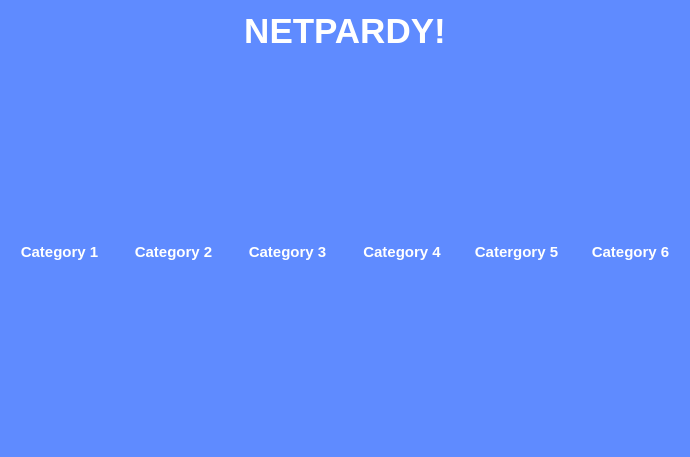
Qt form ui/board.ui (ZaidArshad/Multiplayer-Jeopardy) before a commit.
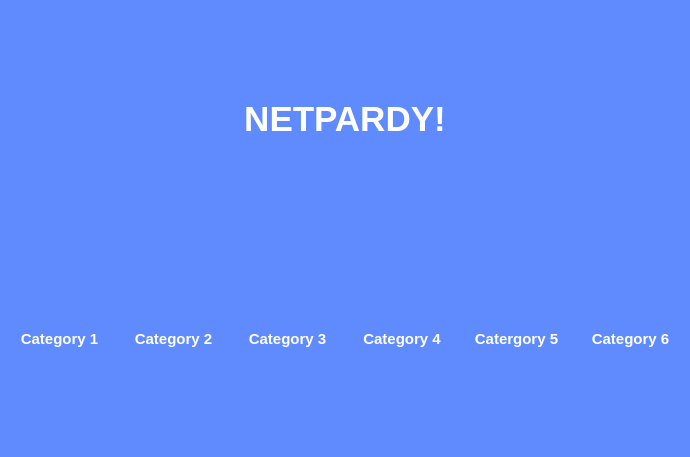
The same form after that commit.

Diff of the .ui file:
```diff
--- a/ui/board.ui
+++ b/ui/board.ui
@@ -72,7 +72,7 @@
      <item row="0" column="4">
       <widget class="QLabel" name="label_5">
        <property name="sizePolicy">
-        <sizepolicy hsizetype="Expanding" vsizetype="Expanding">
+        <sizepolicy hsizetype="Minimum" vsizetype="Minimum">
          <horstretch>0</horstretch>
          <verstretch>0</verstretch>
         </sizepolicy>
@@ -98,7 +98,7 @@
      <item row="0" column="0">
       <widget class="QLabel" name="label">
        <property name="sizePolicy">
-        <sizepolicy hsizetype="Expanding" vsizetype="Expanding">
+        <sizepolicy hsizetype="Minimum" vsizetype="Minimum">
          <horstretch>0</horstretch>
          <verstretch>0</verstretch>
         </sizepolicy>
@@ -124,7 +124,7 @@
      <item row="0" column="1">
       <widget class="QLabel" name="label_2">
        <property name="sizePolicy">
-        <sizepolicy hsizetype="Expanding" vsizetype="Expanding">
+        <sizepolicy hsizetype="Minimum" vsizetype="Minimum">
          <horstretch>0</horstretch>
          <verstretch>0</verstretch>
         </sizepolicy>
@@ -150,7 +150,7 @@
      <item row="0" column="3">
       <widget class="QLabel" name="label_4">
        <property name="sizePolicy">
-        <sizepolicy hsizetype="Expanding" vsizetype="Expanding">
+        <sizepolicy hsizetype="Minimum" vsizetype="Minimum">
          <horstretch>0</horstretch>
          <verstretch>0</verstretch>
         </sizepolicy>
@@ -176,7 +176,7 @@
      <item row="0" column="2">
       <widget class="QLabel" name="label_3">
        <property name="sizePolicy">
-        <sizepolicy hsizetype="Expanding" vsizetype="Expanding">
+        <sizepolicy hsizetype="Minimum" vsizetype="Minimum">
          <horstretch>0</horstretch>
          <verstretch>0</verstretch>
         </sizepolicy>
@@ -202,7 +202,7 @@
      <item row="0" column="5">
       <widget class="QLabel" name="label_6">
        <property name="sizePolicy">
-        <sizepolicy hsizetype="Expanding" vsizetype="Expanding">
+        <sizepolicy hsizetype="Minimum" vsizetype="Minimum">
          <horstretch>0</horstretch>
          <verstretch>0</verstretch>
         </sizepolicy>
```
